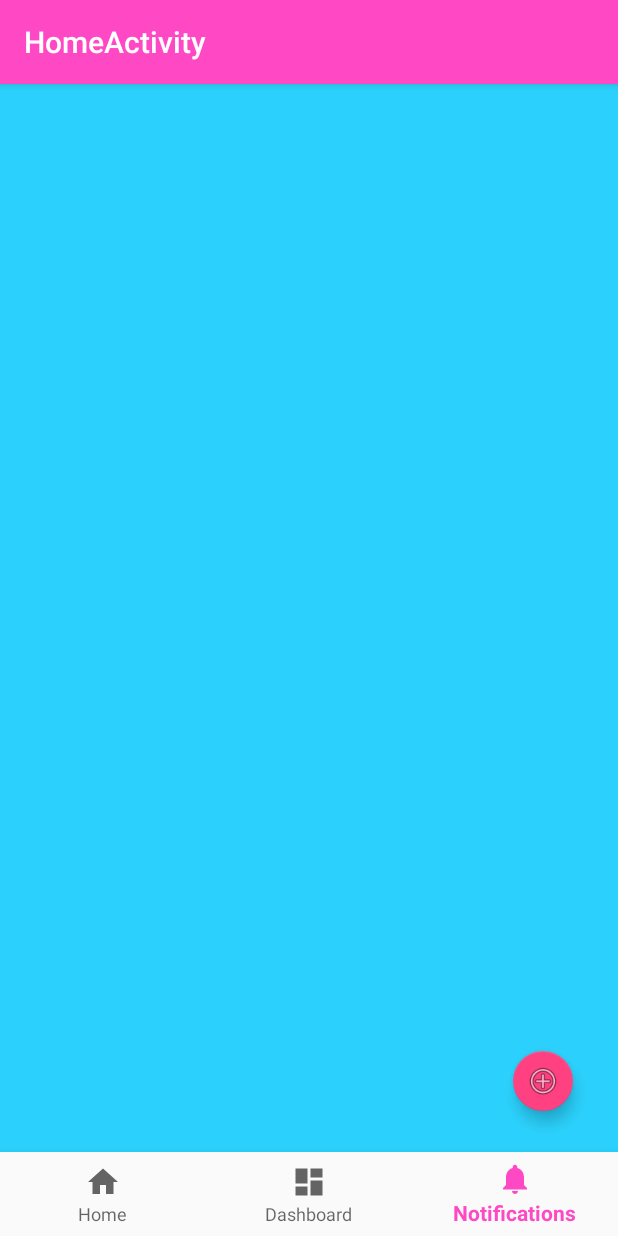
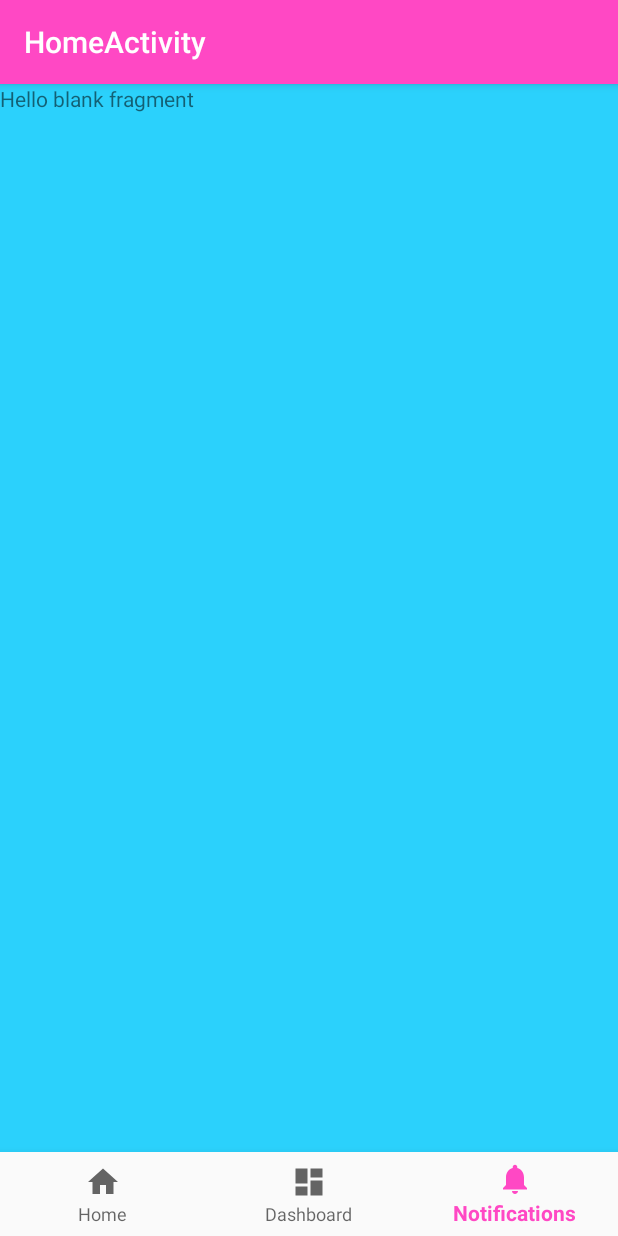
Before and after one commit to paulocalado/Splitt, an Android app: the HomeActivity screen opened directly, with no data from a screen before it, item 3 of the bottom bar chosen, on a phone screen of 412 x 824 dp. Run offline under Robolectric (Android 15) with nearby library versions, the phone set to English and light mode, and no system bars; our stand-ins replace Firebase (no records; nobody signed in at launch, a user with empty details on screens opened directly); 3 statements that could not run were skipped.

Commit message:
ajustes no layout e fragment de gorjeta

```diff
--- a/app/src/main/java/com/codgin/paulocalado/splitt/Activity/HomeActivity.java
+++ b/app/src/main/java/com/codgin/paulocalado/splitt/Activity/HomeActivity.java
@@ -10,6 +10,7 @@ import android.widget.TextView;
 
 import com.codgin.paulocalado.splitt.Fragments.PeopleFragment;
 import com.codgin.paulocalado.splitt.Fragments.ProductFragment;
+import com.codgin.paulocalado.splitt.Fragments.TipFragment;
 import com.codgin.paulocalado.splitt.Model.Table;
 import com.codgin.paulocalado.splitt.Model.User;
 import com.codgin.paulocalado.splitt.R;
@@ -48,6 +49,15 @@ public class HomeActivity extends AppCompatActivity {
                             .commit();
                     return true;
                 case R.id.navigation_notifications:
+                    TipFragment tipFragment = new TipFragment();
+                    bundle.putSerializable("table", table);
+                    bundle.putSerializable("user", user);
+                    tipFragment.setArguments(bundle);
+                    getSupportFragmentManager()
+                            .beginTransaction()
+                            .replace(R.id.content, tipFragment, "tipFragment")
+                            .addToBackStack(null)
+                            .commit();
                     return true;
             }
             return false;
--- a/app/src/main/java/com/codgin/paulocalado/splitt/Control/PeopleLayoutControl.java
+++ b/app/src/main/java/com/codgin/paulocalado/splitt/Control/PeopleLayoutControl.java
@@ -6,6 +6,7 @@ import android.support.v7.app.AlertDialog;
 import android.support.v7.widget.LinearLayoutManager;
 import android.support.v7.widget.RecyclerView;
 import android.view.View;
+import android.widget.TextView;
 
 import com.codgin.paulocalado.splitt.Adapters.PeopleAdapter;
 import com.codgin.paulocalado.splitt.Adapters.ProductAdapter;
@@ -64,6 +65,10 @@ public class PeopleLayoutControl {
         dialog.setTitle("Adicione a seu Pedido");
 
         final RecyclerView rvProductPersonDetail = (RecyclerView)dialog.findViewById(R.id.rvProductpersonDetail);
+        TextView txtPersonDetail = (TextView)dialog.findViewById(R.id.textDetalhePessoa);
+
+        txtPersonDetail.setText(person.getName()+", "+
+                modelGetPerson.getContext().getResources().getString(R.string.text_detalhe_pessoa));
 
         CollectionReference productsRef =  FirebaseFirestore.getInstance().collection("users/"+modelGetPerson.getUser().getIdUser()+
                 "/tables/"+modelGetPerson.getTable().getNameTable()+"/people/"+person.getName()+"/productList");
--- /dev/null
+++ b/app/src/main/java/com/codgin/paulocalado/splitt/Fragments/TipFragment.java
@@ -0,0 +1,104 @@
+package com.codgin.paulocalado.splitt.Fragments;
+
+import android.content.Context;
+import android.net.Uri;
+import android.os.Bundle;
+import android.support.v4.app.Fragment;
+import android.view.LayoutInflater;
+import android.view.View;
+import android.view.ViewGroup;
+
+import com.codgin.paulocalado.splitt.R;
+
+/**
+ * A simple {@link Fragment} subclass.
+ * Activities that contain this fragment must implement the
+ * {@link TipFragment.OnFragmentInteractionListener} interface
+ * to handle interaction events.
+ * Use the {@link TipFragment#newInstance} factory method to
+ * create an instance of this fragment.
+ */
+public class TipFragment extends Fragment {
+    // TODO: Rename parameter arguments, choose names that match
+    // the fragment initialization parameters, e.g. ARG_ITEM_NUMBER
+    private static final String ARG_PARAM1 = "param1";
+    private static final String ARG_PARAM2 = "param2";
+
+    // TODO: Rename and change types of parameters
+    private String mParam1;
+    private String mParam2;
+
+    private OnFragmentInteractionListener mListener;
+
+    public TipFragment() {
+        // Required empty public constructor
+    }
+
+    /**
+     * Use this factory method to create a new instance of
+     * this fragment using the provided parameters.
+     *
+     * @param param1 Parameter 1.
+     * @param param2 Parameter 2.
+     * @return A new instance of fragment TipFragment.
+     */
+    // TODO: Rename and change types and number of parameters
+    public static TipFragment newInstance(String param1, String param2) {
+        TipFragment fragment = new TipFragment();
+        Bundle args = new Bundle();
+        args.putString(ARG_PARAM1, param1);
+        args.putString(ARG_PARAM2, param2);
+        fragment.setArguments(args);
+        return fragment;
+    }
+
+    @Override
+    public void onCreate(Bundle savedInstanceState) {
+        super.onCreate(savedInstanceState);
+        if (getArguments() != null) {
+            mParam1 = getArguments().getString(ARG_PARAM1);
+            mParam2 = getArguments().getString(ARG_PARAM2);
+        }
+    }
+
+    @Override
+    public View onCreateView(LayoutInflater inflater, ViewGroup container,
+                             Bundle savedInstanceState) {
+        // Inflate the layout for this fragment
+        return inflater.inflate(R.layout.fragment_tip, container, false);
+    }
+
+    // TODO: Rename method, update argument and hook method into UI event
+    public void onButtonPressed(Uri uri) {
+        if (mListener != null) {
+            mListener.onFragmentInteraction(uri);
+        }
+    }
+
+    @Override
+    public void onAttach(Context context) {
+        super.onAttach(context);
+
+    }
+
+    @Override
+    public void onDetach() {
+        super.onDetach();
+        mListener = null;
+    }
+
+    /**
+     * This interface must be implemented by activities that contain this
+     * fragment to allow an interaction in this fragment to be communicated
+     * to the activity and potentially other fragments contained in that
+     * activity.
+     * <p>
+     * See the Android Training lesson <a href=
+     * "http://developer.android.com/training/basics/fragments/communicating.html"
+     * >Communicating with Other Fragments</a> for more information.
+     */
+    public interface OnFragmentInteractionListener {
+        // TODO: Update argument type and name
+        void onFragmentInteraction(Uri uri);
+    }
+}
--- /dev/null
+++ b/app/src/main/res/layout/fragment_tip.xml
@@ -0,0 +1,14 @@
+<FrameLayout xmlns:android="http://schemas.android.com/apk/res/android"
+    xmlns:tools="http://schemas.android.com/tools"
+    android:layout_width="match_parent"
+    android:layout_height="match_parent"
+    tools:context="com.codgin.paulocalado.splitt.Fragments.TipFragment">
+
+    <!-- TODO: Update blank fragment layout -->
+    <TextView
+        android:layout_width="match_parent"
+        android:background="#2bd1fc"
+        android:layout_height="match_parent"
+        android:text="@string/hello_blank_fragment" />
+
+</FrameLayout>
--- a/app/src/main/res/values/strings.xml
+++ b/app/src/main/res/values/strings.xml
@@ -23,6 +23,8 @@
 
     <string name="preco_produto">Price $:</string>
 
+    <string name="text_detalhe_pessoa">here is what you have consumed so far: </string>
+
     <!-- TODO: Remove or change this placeholder text -->
     <string name="hello_blank_fragment">Hello blank fragment</string>
 </resources>
```
Also changed, not shown: app/src/main/res/layout/layout_person_detail.xml (+18 -2 lines), 1 other file.
